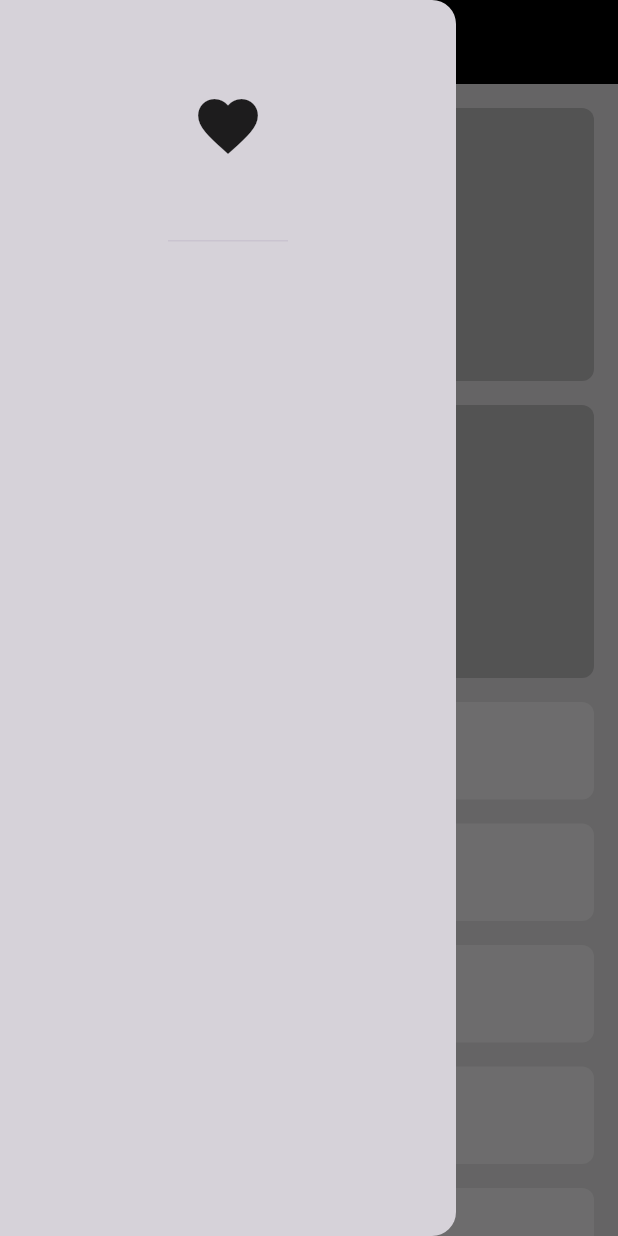
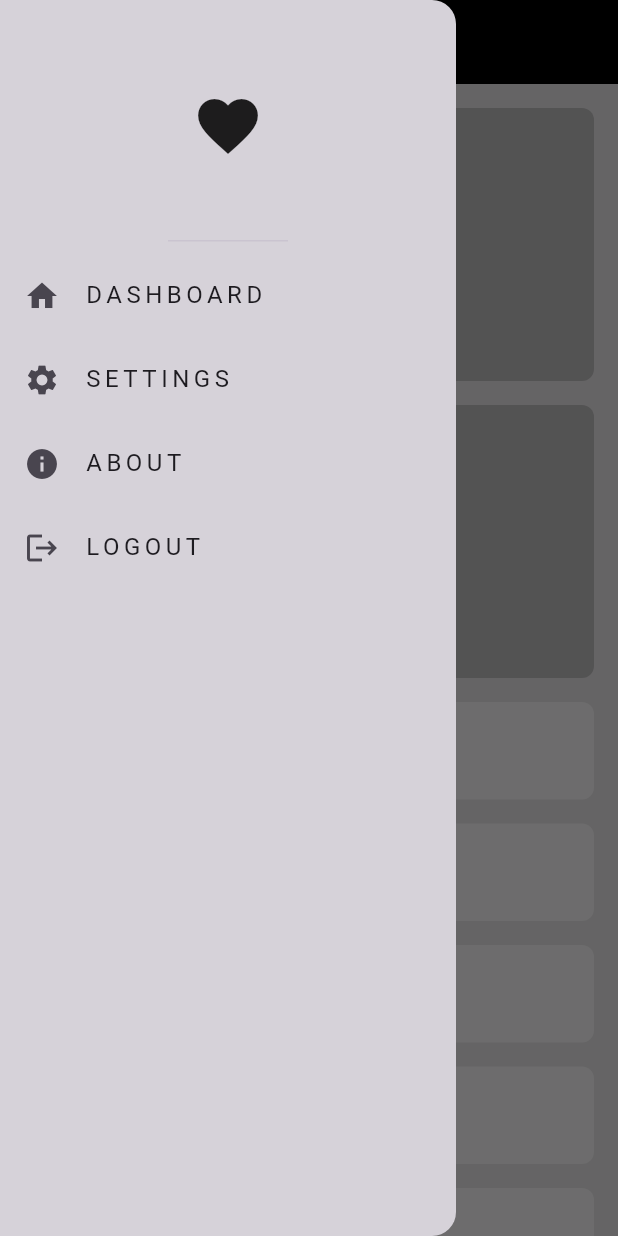
Before and after one commit to KingNarmar/adaptaive_app, a Flutter app: the screen it shows after launch, with the side drawer open, on a phone screen of 412 x 824 dp. Run offline on Flutter 3.47's test engine with Material 3 defaults, Android fonts, the phone set to English and light mode, and no system bars.

Commit message:
mobile layout done

```diff
--- a/lib/models/drawer_item_model.dart
+++ b/lib/models/drawer_item_model.dart
@@ -4,5 +4,5 @@ class DrawerItemModel {
   final String title;
   final IconData icon;
 
-  DrawerItemModel({required this.title, required this.icon});
+  const DrawerItemModel({required this.title, required this.icon});
 }
--- a/lib/widgets/custom_drawer.dart
+++ b/lib/widgets/custom_drawer.dart
@@ -1,21 +1,32 @@
+import 'package:adaptaive_app/models/drawer_item_model.dart';
 import 'package:flutter/material.dart';
+
+import 'custom_drawer_items_list_view.dart';
 
 class CustomDrawer extends StatelessWidget {
   const CustomDrawer({super.key});
-
+  final List<DrawerItemModel> items = const [
+    DrawerItemModel(title: "DASHBOARD", icon: Icons.home),
+    DrawerItemModel(title: "SETTINGS", icon: Icons.settings),
+    DrawerItemModel(title: "ABOUT", icon: Icons.info),
+    DrawerItemModel(title: "LOGOUT", icon: Icons.logout),
+  ];
   @override
   Widget build(BuildContext context) {
-    return const Drawer(
-      backgroundColor: Color(0xffD6D2D9),
+    return Drawer(
+      backgroundColor: const Color(0xffD6D2D9),
+      child: SingleChildScrollView(
         child: Column(
           children: [
-          DrawerHeader(
+            const DrawerHeader(
               child: Icon(
                 Icons.favorite,
                 size: 48,
               ),
             ),
+            CustomeDrawerItemsListView(items: items)
           ],
+        ),
       ),
     );
   }
--- /dev/null
+++ b/lib/widgets/custom_drawer_items_list_view.dart
@@ -0,0 +1,25 @@
+import 'package:flutter/material.dart';
+
+import '../models/drawer_item_model.dart';
+import 'drawer_item.dart';
+
+class CustomeDrawerItemsListView extends StatelessWidget {
+  const CustomeDrawerItemsListView({
+    super.key,
+    required this.items,
+  });
+
+  final List<DrawerItemModel> items;
+
+  @override
+  Widget build(BuildContext context) {
+    return ListView.builder(
+      physics: const NeverScrollableScrollPhysics(),
+      shrinkWrap: true,
+      itemCount: items.length,
+      itemBuilder: (context, index) {
+        return DrawerItem(drawerItemModel: items[index]);
+      },
+    );
+  }
+}
```
Lines whose indentation alone changed are shown as unchanged.
